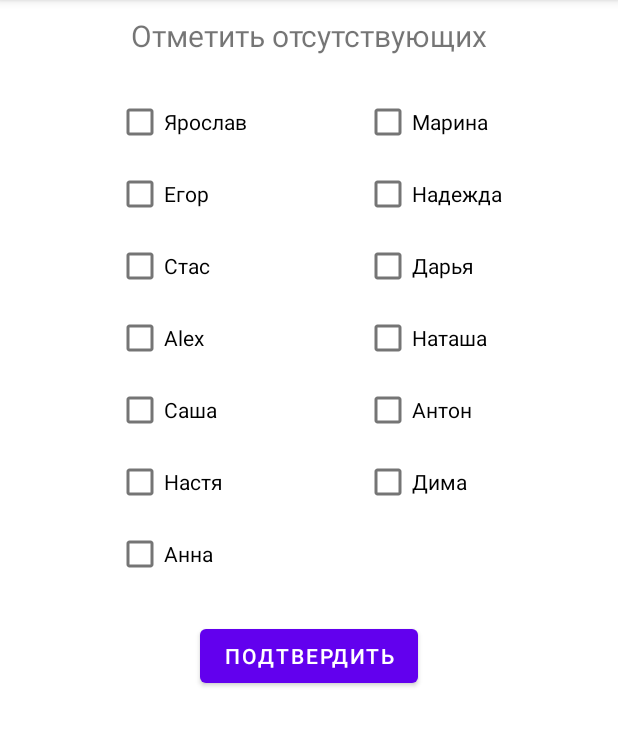
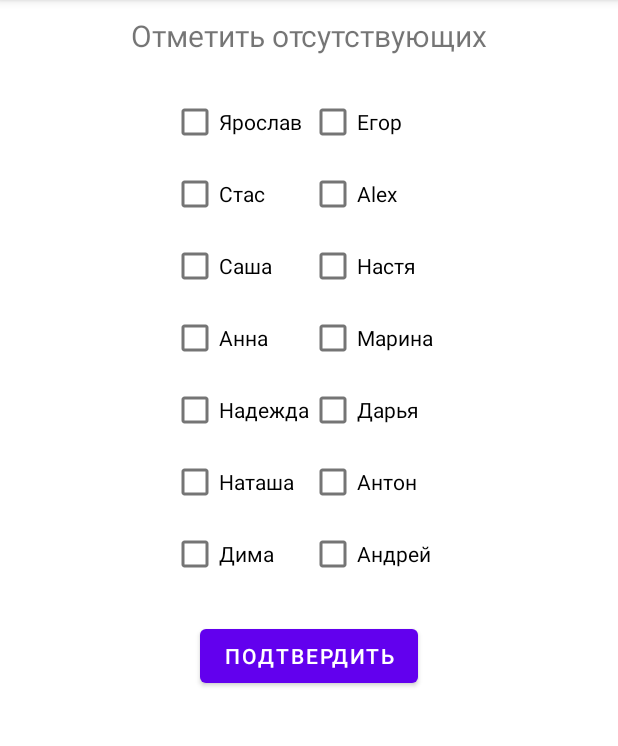
Before and after one commit to ns-maud96/StudentsRandomApp, an Android app: the screen it shows after launch (MainActivity), after a tap on "ОТМЕТИТЬ ОТСУТСТВУЮЩИХ", on a phone screen of 412 x 824 dp, the part 84-830 px from its top. Run offline under Robolectric (Android 15) with nearby library versions, the phone set to English and light mode, and no system bars.

```diff
--- a/app/src/main/java/com/example/studentsrandomapp/AbsentListFragment.kt
+++ b/app/src/main/java/com/example/studentsrandomapp/AbsentListFragment.kt
@@ -10,6 +10,8 @@ import android.widget.Toast
 import androidx.core.os.bundleOf
 import androidx.fragment.app.Fragment
 import androidx.fragment.app.setFragmentResult
+import androidx.recyclerview.widget.GridLayoutManager
+import androidx.recyclerview.widget.RecyclerView
 
 class AbsentListFragment : Fragment() {
 
@@ -20,10 +22,8 @@ class AbsentListFragment : Fragment() {
         fun newInstance() = AbsentListFragment()
     }
 
-    private var studentsList: ArrayList<String> = arrayListOf(
-        "Ярослав", "Егор", "Стас", "Alex",
-        "Саша", "Настя", "Анна", "Марина", "Надежда", "Дарья", "Наташа", "Антон", "Дима"
-    )
+    var initialStudentList = StudentsList.studentsList.toMutableList() as ArrayList<String>
+
 
     override fun onCreateView(
         inflater: LayoutInflater,
@@ -34,56 +34,52 @@ class AbsentListFragment : Fragment() {
     override fun onViewCreated(view: View, savedInstanceState: Bundle?) {
         super.onViewCreated(view, savedInstanceState)
 
-        handleClick(R.id.check1)
-        handleClick(R.id.check2)
-        handleClick(R.id.check3)
-        handleClick(R.id.check4)
-        handleClick(R.id.check5)
-        handleClick(R.id.check6)
-        handleClick(R.id.check7)
-        handleClick(R.id.check8)
-        handleClick(R.id.check9)
-        handleClick(R.id.check10)
-        handleClick(R.id.check11)
-        handleClick(R.id.check12)
-        handleClick(R.id.check13)
+        val recyclerView = view.findViewById<RecyclerView>(R.id.recycler)
+        val adapter = RecyclerViewAdapter()
+        recyclerView.adapter = adapter
+        recyclerView.layoutManager = GridLayoutManager(context, 2)
 
         view.findViewById<Button>(R.id.confirmBtn).setOnClickListener {
-            studentsList.removeIf { obj: String? -> obj == "" }
-            if (studentsList.isEmpty()) {
+            StudentsList.studentsList.removeIf { obj: String? -> obj == "" }
+            if (StudentsList.studentsList.isEmpty()) {
                 Toast.makeText(context, "Все отсутствуют", Toast.LENGTH_LONG).show()
             } else {
                 setFragmentResult(
                     REQUESTED_KEY,
-                    bundleOf(BUNDLE_KEY to studentsList)
+                    bundleOf(BUNDLE_KEY to StudentsList.studentsList)
                 )
             }
             parentFragmentManager.popBackStack()
+            StudentsList.studentsList = initialStudentList
+        }
+    }
+}
+
+class RecyclerViewAdapter : RecyclerView.Adapter<RecyclerViewHolder>() {
+
+    override fun onCreateViewHolder(parent: ViewGroup, viewType: Int): RecyclerViewHolder {
+        val view =
+            LayoutInflater.from(parent.context).inflate(R.layout.student_list_item, parent, false)
+        return RecyclerViewHolder(view)
+    }
+
+    override fun onBindViewHolder(holder: RecyclerViewHolder, position: Int) {
+        val item = StudentsList.studentsList[position]
+        holder.checkBox.text = item
+
+
+        // PROBLEM HERE
+
+        holder.checkBox.setOnClickListener {
+            if (holder.checkBox.isChecked) {
+                StudentsList.studentsList[position] = ""
+            }
         }
     }
 
-    private fun handleClick(idCheckBox: Int) {
-        view?.findViewById<CheckBox>(idCheckBox)?.setOnClickListener {
-            studentsList = changeStudentsList(view!!.findViewById(idCheckBox))
-        }
-    }
+    override fun getItemCount(): Int = StudentsList.studentsList.size
+}
 
-    private fun changeStudentsList(view: CheckBox): ArrayList<String> {
-        when (view.id) {
-            R.id.check1 -> if (view.isChecked) studentsList[0] = ""
-            R.id.check2 -> if (view.isChecked) studentsList[1] = ""
-            R.id.check3 -> if (view.isChecked) studentsList[2] = ""
-            R.id.check4 -> if (view.isChecked) studentsList[3] = ""
-            R.id.check5 -> if (view.isChecked) studentsList[4] = ""
-            R.id.check6 -> if (view.isChecked) studentsList[5] = ""
-            R.id.check7 -> if (view.isChecked) studentsList[6] = ""
-            R.id.check8 -> if (view.isChecked) studentsList[7] = ""
-            R.id.check9 -> if (view.isChecked) studentsList[8] = ""
-            R.id.check10 -> if (view.isChecked) studentsList[9] = ""
-            R.id.check11 -> if (view.isChecked) studentsList[10] = ""
-            R.id.check12 -> if (view.isChecked) studentsList[11] = ""
-            R.id.check13 -> if (view.isChecked) studentsList[12] = ""
-        }
-        return studentsList
-    }
+class RecyclerViewHolder(view: View) : RecyclerView.ViewHolder(view) {
+    var checkBox = view.findViewById<CheckBox>(R.id.checkBox)
 }
--- /dev/null
+++ b/app/src/main/java/com/example/studentsrandomapp/StudentsList.kt
@@ -0,0 +1,9 @@
+package com.example.studentsrandomapp
+
+object StudentsList {
+
+    var studentsList = arrayListOf(
+        "Ярослав", "Егор", "Стас", "Alex",
+        "Саша", "Настя", "Анна", "Марина", "Надежда", "Дарья", "Наташа", "Антон", "Дима", "Андрей"
+    )
+}
--- a/app/src/main/res/layout/absent_list_fragment.xml
+++ b/app/src/main/res/layout/absent_list_fragment.xml
@@ -2,7 +2,8 @@
 <androidx.constraintlayout.widget.ConstraintLayout xmlns:android="http://schemas.android.com/apk/res/android"
     xmlns:app="http://schemas.android.com/apk/res-auto"
     android:layout_width="match_parent"
-    android:layout_height="match_parent">
+    android:layout_height="match_parent"
+    xmlns:tools="http://schemas.android.com/tools">
 
     <TextView
         android:id="@+id/markAbsentText"
@@ -16,106 +17,17 @@
         app:layout_constraintTop_toTopOf="parent" />
 
 
-    <LinearLayout
-        android:id="@+id/firstColumn"
+    <androidx.recyclerview.widget.RecyclerView
+        android:id="@+id/recycler"
         android:layout_width="wrap_content"
         android:layout_height="wrap_content"
         android:layout_marginTop="20dp"
         android:orientation="vertical"
-        app:layout_constraintEnd_toStartOf="@+id/secondColumn"
         app:layout_constraintStart_toStartOf="parent"
-        app:layout_constraintTop_toBottomOf="@+id/markAbsentText">
-
-        <CheckBox
-            android:id="@+id/check1"
-            android:layout_width="wrap_content"
-            android:layout_height="wrap_content"
-            android:text="Ярослав" />
-
-        <CheckBox
-            android:id="@+id/check2"
-            android:layout_width="wrap_content"
-            android:layout_height="wrap_content"
-            android:text="Егор" />
-
-        <CheckBox
-            android:id="@+id/check3"
-            android:layout_width="wrap_content"
-            android:layout_height="wrap_content"
-            android:text="Стас" />
-
-        <CheckBox
-            android:id="@+id/check4"
-            android:layout_width="wrap_content"
-            android:layout_height="wrap_content"
-            android:text="Alex" />
-
-        <CheckBox
-            android:id="@+id/check5"
-            android:layout_width="wrap_content"
-            android:layout_height="wrap_content"
-            android:text="Саша" />
-
-        <CheckBox
-            android:id="@+id/check6"
-            android:layout_width="wrap_content"
-            android:layout_height="wrap_content"
-            android:text="Настя" />
-
-        <CheckBox
-            android:id="@+id/check7"
-            android:layout_width="wrap_content"
-            android:layout_height="wrap_content"
-            android:text="Анна" />
-    </LinearLayout>
-
-    <LinearLayout
-        android:id="@+id/secondColumn"
-        android:layout_width="wrap_content"
-        android:layout_height="wrap_content"
-        android:layout_marginTop="20dp"
-        android:orientation="vertical"
         app:layout_constraintEnd_toEndOf="parent"
-        app:layout_constraintStart_toEndOf="@+id/firstColumn"
-        app:layout_constraintTop_toBottomOf="@+id/markAbsentText">
-
-        <CheckBox
-            android:id="@+id/check8"
-            android:layout_width="wrap_content"
-            android:layout_height="wrap_content"
-            android:text="Марина" />
-
-        <CheckBox
-            android:id="@+id/check9"
-            android:layout_width="wrap_content"
-            android:layout_height="wrap_content"
-            android:text="Надежда" />
-
-        <CheckBox
-            android:id="@+id/check10"
-            android:layout_width="wrap_content"
-            android:layout_height="wrap_content"
-            android:text="Дарья" />
-
-        <CheckBox
-            android:id="@+id/check11"
-            android:layout_width="wrap_content"
-            android:layout_height="wrap_content"
-            android:text="Наташа" />
-
-        <CheckBox
-            android:id="@+id/check12"
-            android:layout_width="wrap_content"
-            android:layout_height="wrap_content"
-            android:text="Антон" />
-
-        <CheckBox
-            android:id="@+id/check13"
-            android:layout_width="wrap_content"
-            android:layout_height="wrap_content"
-            android:text="Дима" />
-
-    </LinearLayout>
+        app:layout_constraintTop_toBottomOf="@+id/markAbsentText"
+        tools:itemCount="10"
+        />
 
     <Button
         android:id="@+id/confirmBtn"
@@ -125,6 +37,6 @@
         android:text="Подтвердить"
         app:layout_constraintEnd_toEndOf="parent"
         app:layout_constraintStart_toStartOf="parent"
-        app:layout_constraintTop_toBottomOf="@+id/firstColumn" />
+        app:layout_constraintTop_toBottomOf="@+id/recycler" />
 
 </androidx.constraintlayout.widget.ConstraintLayout>
--- /dev/null
+++ b/app/src/main/res/layout/student_list_item.xml
@@ -0,0 +1,14 @@
+<?xml version="1.0" encoding="utf-8"?>
+<LinearLayout xmlns:android="http://schemas.android.com/apk/res/android"
+    android:layout_width="wrap_content"
+    android:layout_height="wrap_content"
+    xmlns:tools="http://schemas.android.com/tools">
+
+    <CheckBox
+        android:id="@+id/checkBox"
+        android:layout_width="wrap_content"
+        android:layout_height="wrap_content"
+        tools:text="Ярослав"
+        />
+
+</LinearLayout>
```
